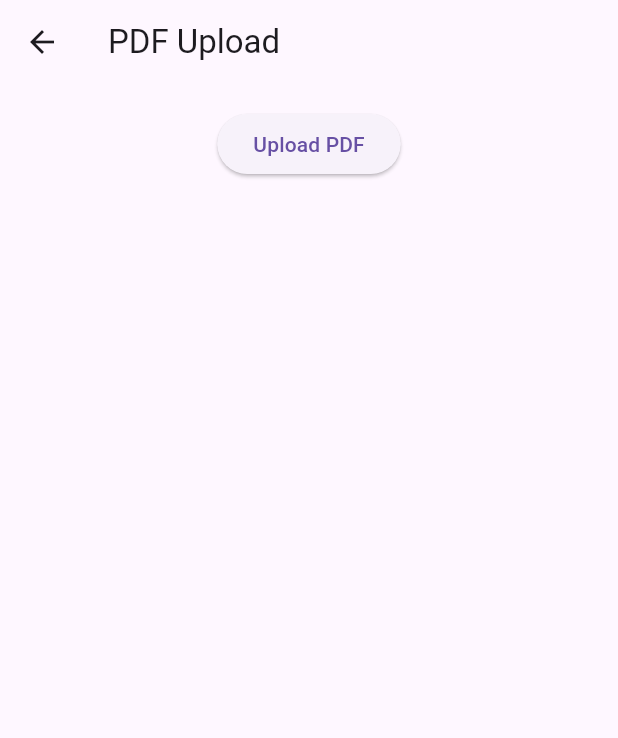
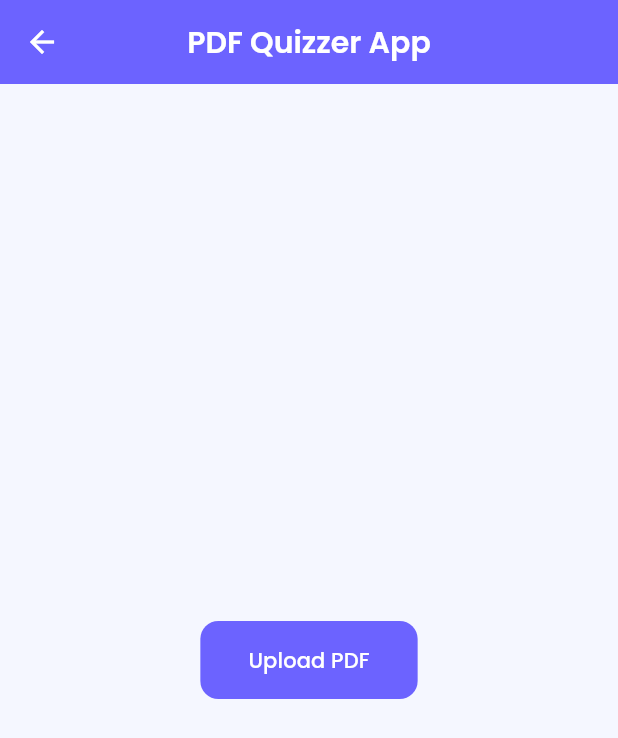
Before and after one commit to asstavip/Quizzer-App, a Flutter app: the PdfUploadScreen screen opened by its route, after a tap on "Upload PDF", on a phone screen of 412 x 824 dp. Shown: the top 738 px of the screen. Run offline on Flutter 3.47's test engine with Material 3 defaults, Android fonts, the phone set to English and light mode, and no system bars; our stand-ins replace file_picker, google_fonts, rflutter_alert; missing offline and left inert: syncfusion_flutter_pdf.

Commit message:
basic styling and quiz app

```diff
--- a/lib/screens/pdf_upload_screen.dart
+++ b/lib/screens/pdf_upload_screen.dart
@@ -4,101 +4,178 @@
 import 'package:syncfusion_flutter_pdf/pdf.dart';
 
 class PdfUploadScreen extends StatefulWidget {
+  static const id = 'pdf_upload_screen';
   @override
   _PdfUploadScreenState createState() => _PdfUploadScreenState();
 }
 
 class _PdfUploadScreenState extends State<PdfUploadScreen> {
-  String pdfText = '';
-
   Future<void> uploadAndReadPDF() async {
     try {
-      // Pick file
       FilePickerResult? result = await FilePicker.platform.pickFiles(
         type: FileType.custom,
         allowedExtensions: ['pdf'],
-        withData: true, // This ensures we get the file bytes
+        withData: true,
       );
+
       if (result != null && result.files.isNotEmpty) {
-        // Get file bytes - this works on both web and mobile
         Uint8List? fileBytes = result.files.first.bytes;
+        if (fileBytes == null) throw Exception('No file data available');
 
-        if (fileBytes == null) {
-          throw Exception('No file data available');
-        }
-        // Load the PDF document using bytes
         PdfDocument document = PdfDocument(inputBytes: fileBytes);
-        // Extract text from all pages
-        String text = '';
-        PdfTextExtractor extractor = PdfTextExtractor(document);
-        text += extractor.extractText();
-        // clean the text from unwanted characters
-        text = text
-            .replaceAll('\n', ' ')
-            .replaceAll('\t', ' ')
-            .replaceAll(RegExp(r'\s+'), ' ')
-            .replaceAll(RegExp(r'[^ -~]'), '')
-            .trim();
-        // Clean up
+        String extractedText = PdfTextExtractor(document).extractText();
         document.dispose();
-        // Update UI
-        updateUi(text);
-        // Show success message
+
         ScaffoldMessenger.of(context).showSnackBar(
-          SnackBar(content: Text('PDF successfully read!')),
+          const SnackBar(
+            backgroundColor: Colors.green,
+            content: Row(
+              children: [
+                Icon(Icons.check, color: Colors.white),
+                SizedBox(width: 8),
+                Text('PDF successfully read!', style: TextStyle(color: Colors.white)),
+              ],
+            ),
+          ),
+        );
+        Navigator.pushNamed(
+          context,
+          '/generateQuiz',
+          arguments: extractedText, // Pass text to next screen
         );
       }
     } catch (e) {
-      // Show error message
       ScaffoldMessenger.of(context).showSnackBar(
-        SnackBar(content: Text('Error reading PDF: ${e.toString()}')),
+        const SnackBar(
+          backgroundColor: Colors.red,
+          content: Row(
+            children: [
+              Icon(Icons.error, color: Colors.white),
+              SizedBox(width: 8),
+              Text('Error reading PDF', style: TextStyle(color: Colors.white)),
+            ],
+          ),
+        ),
       );
-      print('Error reading PDF: $e');
     }
-  }
-
-  void updateUi(String text) {
-    setState(() {
-      // Update UI
-      pdfText = text;
-    });
-
   }
 
   @override
   Widget build(BuildContext context) {
     return Scaffold(
-      appBar: AppBar(title: Text('PDF Upload')),
-      body: Padding(
-        padding: EdgeInsets.all(16.0),
-        child: Center(
-          child: Column(
-            mainAxisAlignment: MainAxisAlignment.start,
-            children: [
-              ElevatedButton(
-                onPressed: uploadAndReadPDF,
-                child: Text('Upload PDF'),
-              ),
-              SizedBox(height: 20),
-              if (pdfText.isNotEmpty) ...[
-                Text('Preview of extracted text:'),
-                SizedBox(height: 10),
-                Expanded(
-                  child: SingleChildScrollView(
-                    child: Text(pdfText),
-                  ),
-                ),
-                ElevatedButton(
-                  onPressed: () {
-                    Navigator.pushNamed(context, '/quiz');
-                  },
-                  child: Text('Generate Quiz'),
-                ),
-              ],
-            ],
-          ),
+      appBar: AppBar(title: const Text('PDF Quizzer App')),
+      body: Center(
+        child: ElevatedButton(
+          onPressed: uploadAndReadPDF,
+          child: Text('Upload PDF'),
         ),
       ),
     );
   }
 }
+
+
+// import 'dart:typed_data';
+// import 'package:flutter/material.dart';
+// import 'package:file_picker/file_picker.dart';
+// import 'package:syncfusion_flutter_pdf/pdf.dart';
+//
+// class PdfUploadScreen extends StatefulWidget {
+//   @override
+//   _PdfUploadScreenState createState() => _PdfUploadScreenState();
+// }
+//
+// class _PdfUploadScreenState extends State<PdfUploadScreen> {
+//   String pdfText = '';
+//
+//   Future<void> uploadAndReadPDF() async {
+//     try {
+//       // Pick file
+//       FilePickerResult? result = await FilePicker.platform.pickFiles(
+//         type: FileType.custom,
+//         allowedExtensions: ['pdf'],
+//         withData: true, // This ensures we get the file bytes
+//       );
+//       if (result != null && result.files.isNotEmpty) {
+//         // Get file bytes - this works on both web and mobile
+//         Uint8List? fileBytes = result.files.first.bytes;
+//
+//         if (fileBytes == null) {
+//           throw Exception('No file data available');
+//         }
+//         // Load the PDF document using bytes
+//         PdfDocument document = PdfDocument(inputBytes: fileBytes);
+//         // Extract text from all pages
+//         String text = '';
+//         PdfTextExtractor extractor = PdfTextExtractor(document);
+//         text += extractor.extractText();
+//         // clean the text from unwanted characters
+//         text = text
+//             .replaceAll('\n', ' ')
+//             .replaceAll('\t', ' ')
+//             .replaceAll(RegExp(r'\s+'), ' ')
+//             .replaceAll(RegExp(r'[^ -~]'), '')
+//             .trim();
+//         // Clean up
+//         document.dispose();
+//         // Update UI
+//         updateUi(text);
+//         // Show success message
+//         ScaffoldMessenger.of(context).showSnackBar(
+//           SnackBar(content: Text('PDF successfully read!')),
+//         );
+//       }
+//     } catch (e) {
+//       // Show error message
+//       ScaffoldMessenger.of(context).showSnackBar(
+//         SnackBar(content: Text('Error reading PDF: ${e.toString()}')),
+//       );
+//       print('Error reading PDF: $e');
+//     }
+//   }
+//
+//   void updateUi(String text) {
+//     setState(() {
+//       // Update UI
+//       pdfText = text;
+//     });
+//
+//   }
+//
+//   @override
+//   Widget build(BuildContext context) {
+//     return Scaffold(
+//       appBar: AppBar(title: Text('PDF Upload')),
+//       body: Padding(
+//         padding: EdgeInsets.all(16.0),
+//         child: Center(
+//           child: Column(
+//             mainAxisAlignment: MainAxisAlignment.start,
+//             children: [
+//               ElevatedButton(
+//                 onPressed: uploadAndReadPDF,
+//                 child: Text('Upload PDF'),
+//               ),
+//               SizedBox(height: 20),
+//               if (pdfText.isNotEmpty) ...[
+//                 Text('Preview of extracted text:'),
+//                 SizedBox(height: 10),
+//                 Expanded(
+//                   child: SingleChildScrollView(
+//                     child: Text(pdfText),
+//                   ),
+//                 ),
+//                 ElevatedButton(
+//                   onPressed: () {
+//                     Navigator.pushNamed(context, '/quiz');
+//                   },
+//                   child: Text('Generate Quiz'),
+//                 ),
+//               ],
+//             ],
+//           ),
+//         ),
+//       ),
+//     );
+//   }
+// }
--- /dev/null
+++ b/lib/widgets/animated_wrapper.dart
@@ -0,0 +1,27 @@
+// lib/widgets/animated_wrapper.dart
+
+import 'package:flutter/material.dart';
+
+class AnimatedWrapper extends StatelessWidget {
+  final Widget child;
+
+  const AnimatedWrapper({Key? key, required this.child}) : super(key: key);
+
+  @override
+  Widget build(BuildContext context) {
+    return TweenAnimationBuilder<double>(
+      duration: const Duration(milliseconds: 400),
+      tween: Tween(begin: 0.0, end: 1.0),
+      curve: Curves.easeInOut,
+      builder: (context, value, _) {
+        return Opacity(
+          opacity: value,
+          child: Transform.translate(
+            offset: Offset(0, 20 * (1 - value)),
+            child: child,
+          ),
+        );
+      },
+    );
+  }
+}
--- a/pubspec.yaml
+++ b/pubspec.yaml
@@ -38,6 +38,10 @@
   pdf_text: ^0.5.0
   file_picker: ^8.1.3
   syncfusion_flutter_pdf: ^20.2.0
+  rflutter_alert: ^2.0.7
+  google_fonts: ^4.0.4
+  lottie: ^2.6.0
+
 
 dev_dependencies:
   flutter_test:
```
Also changed, not shown: lib/main.dart (+14 -45 lines), lib/screens/api_test.dart (deleted, +0 -114 lines), lib/screens/quiz_generation_screen.dart (added, +87 -0 lines), lib/screens/quiz_screen.dart (added, +95 -0 lines), lib/theme/app_theme.dart (added, +62 -0 lines), lib/utils/flat_button.dart (added, +32 -0 lines), lib/utils/snack_bar.dart (added, +21 -0 lines), lib/widgets/custom_loading_indicator.dart (added, +40 -0 lines), pubspec.lock.
